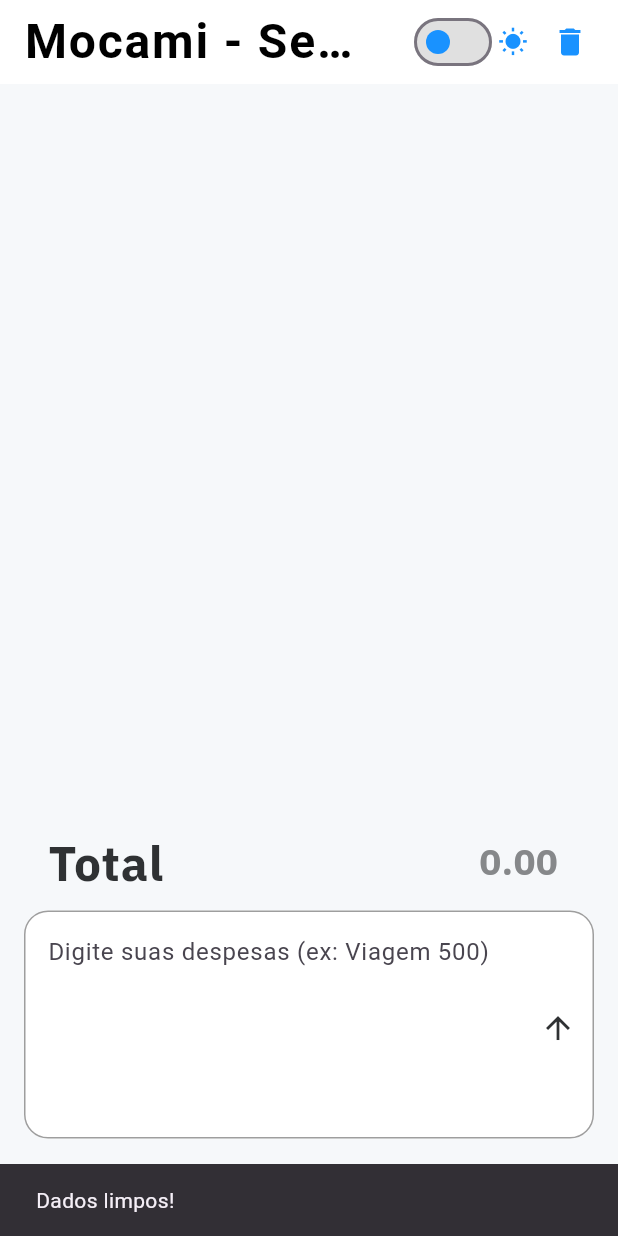
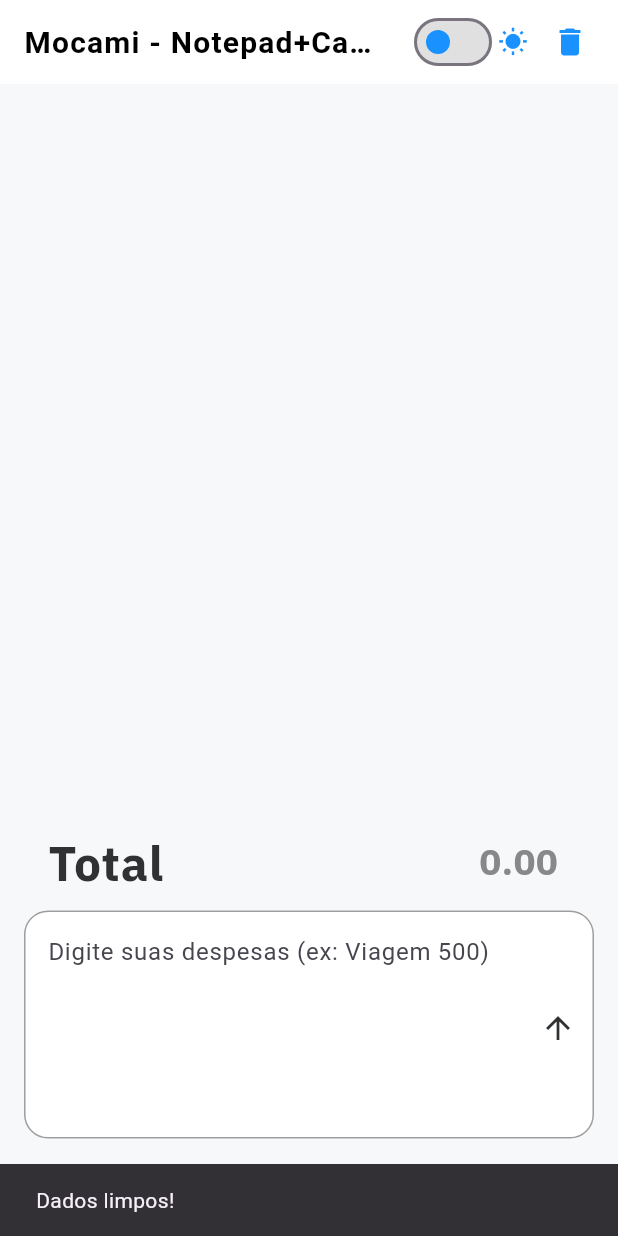
Before and after one commit to VitorHSilver/mocami, a Flutter app: the screen it shows after launch, after a tap on the "delete" icon, on a phone screen of 412 x 824 dp. Run offline on Flutter 3.47's test engine with Material 3 defaults, Android fonts, the phone set to English and light mode, and no system bars; our stand-ins replace google_fonts, math_expressions, shared_preferences.

Commit message:
update app title and adjust font styling

```diff
--- a/lib/calculator.dart
+++ b/lib/calculator.dart
@@ -200,11 +200,11 @@
     return Scaffold(
       appBar: AppBar(
         title: Text(
-          'Mocami - Seu gerenciador de despesas',
+          'Mocami - Notepad+Calculator',
           style: GoogleFonts.roboto(
             fontWeight: FontWeight.bold,
-            letterSpacing: 1.2,
-            fontSize: 32,
+            letterSpacing: 0.8,
+            fontSize: 20,
           ),
         ),
         actions: [
--- a/lib/main.dart
+++ b/lib/main.dart
@@ -21,11 +21,10 @@
     _loadThemePreference();
   }
 
-  // ✅ Carregar preferência salva
   void _loadThemePreference() async {
     final prefs = await SharedPreferences.getInstance();
     setState(() {
-      _isDarkMode = prefs.getBool('isDarkMode') ?? false; // Default: modo claro
+      _isDarkMode = prefs.getBool('isDarkMode') ?? false;
     });
   }
 
```
